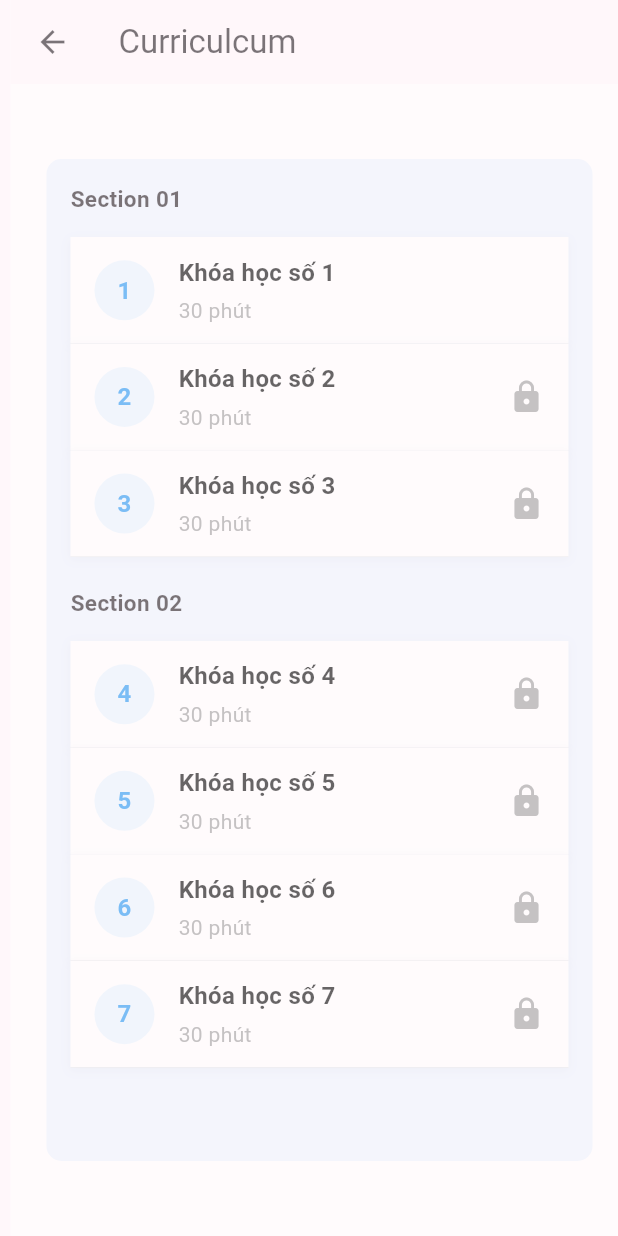
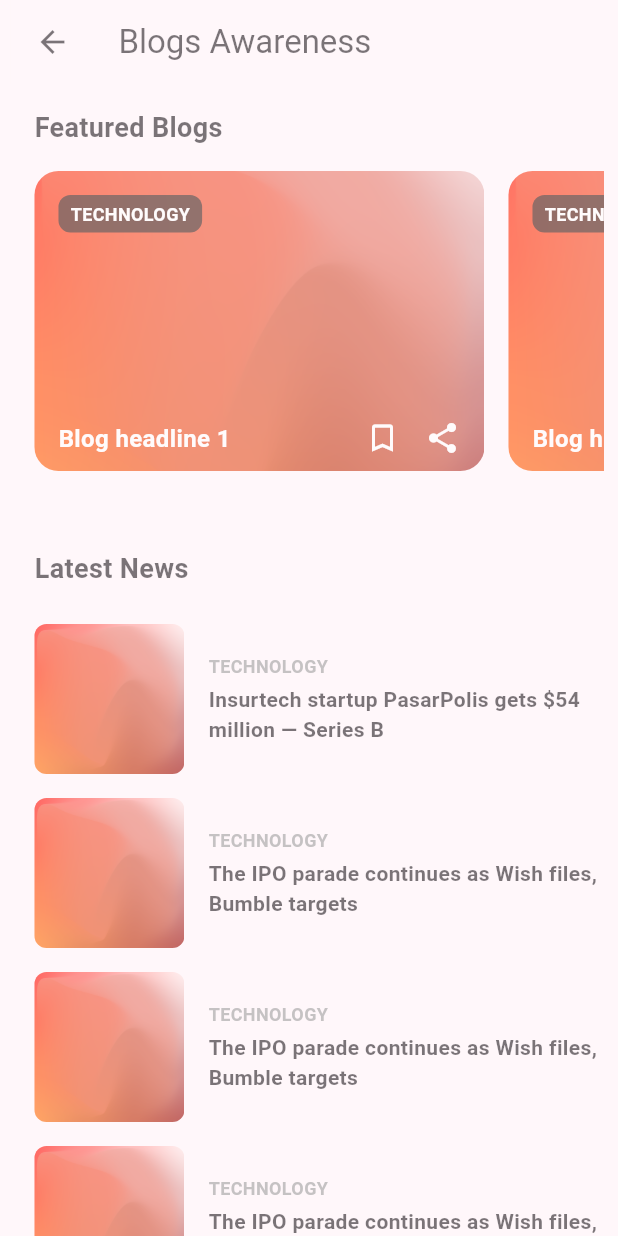
Before and after one commit to Bentanik/exe02_fe_mobile, a Flutter app: the screen it shows after launch, after a tap on "Personal Information", on a phone screen of 412 x 824 dp. Run offline on Flutter 3.47's test engine with Material 3 defaults, Android fonts, the phone set to English and light mode, and no system bars; our stand-ins replace expandable, flutter_svg, font_awesome_flutter.

Commit message:
finished blogs awareness

```diff
--- a/lib/common/widget/blog_card.dart
+++ b/lib/common/widget/blog_card.dart
@@ -1,96 +1,62 @@
 import 'package:flutter/material.dart';
 
 class BlogCard extends StatelessWidget {
-  final String imageUrl;
   final String category;
   final String title;
-  final bool isBookmarked;
+  final String imageUrl;
 
-  BlogCard({
-    required this.imageUrl,
+  const BlogCard({
+    Key? key,
     required this.category,
     required this.title,
-    this.isBookmarked = false,
-  });
+    required this.imageUrl,
+  }) : super(key: key);
 
   @override
   Widget build(BuildContext context) {
-    return Stack(
+    return Padding(
+      padding: const EdgeInsets.symmetric(horizontal: 16, vertical: 8),
+      child: Row(
         children: [
           Container(
-          width: 170,
-          margin: EdgeInsets.all(8),
+            height: 100,
+            width: 100,
             decoration: BoxDecoration(
-            color: Colors.white,
-            borderRadius: BorderRadius.circular(12),
-            boxShadow: [
-              BoxShadow(
-                color: Colors.grey.withOpacity(0.2),
-                spreadRadius: 1,
-                blurRadius: 5,
-                offset: Offset(0, 3),
+              borderRadius: BorderRadius.circular(8),
+              image: DecorationImage(
+                image: AssetImage(imageUrl),
+                fit: BoxFit.cover,
               ),
-            ],
             ),
+          ),
+          SizedBox(width: 16),
+          Expanded(
             child: Column(
               crossAxisAlignment: CrossAxisAlignment.start,
               children: [
-              // Hình ảnh
-              ClipRRect(
-                borderRadius: BorderRadius.vertical(top: Radius.circular(12)),
-                child: Container(
-                  height: 100,
-                  color: Colors.black,
-                  child: Image.asset(
-                    imageUrl,
-                    fit: BoxFit.cover,
-                    width: 170,
-                  ),
-                ),
-              ),
-              Padding(
-                padding: EdgeInsets.all(12),
-                child: Column(
-                  crossAxisAlignment: CrossAxisAlignment.start,
-                  children: [
-                    // Danh mục (category)
                 Text(
-                      category,
+                  category.toUpperCase(),
                   style: TextStyle(
                     fontSize: 12,
                     fontWeight: FontWeight.bold,
-                        color: Colors.orange,
+                    color: Colors.grey,
                   ),
                 ),
                 SizedBox(height: 4),
-                    // Tiêu đề chính
                 Text(
                   title,
                   style: TextStyle(
                     fontSize: 14,
                     fontWeight: FontWeight.bold,
-                        color: Colors.black87,
                   ),
                   maxLines: 2,
                   overflow: TextOverflow.ellipsis,
-                    ),
-                    Row(
-                      mainAxisAlignment: MainAxisAlignment.end,
-                      children: [
-                        Icon(
-                          isBookmarked ? Icons.bookmark : Icons.bookmark_outline,
-                          color: Colors.teal,
-                          size: 24,
-                        ),
-                      ],
                 ),
               ],
             ),
           ),
         ],
       ),
-        ),
-      ],
     );
   }
 }
--- /dev/null
+++ b/lib/common/widget/feature_blog_card.dart
@@ -0,0 +1,81 @@
+import 'package:flutter/material.dart';
+
+class FeatureBlogCard extends StatelessWidget {
+  final String category;
+  final String title;
+  final String imageUrl;
+
+  const FeatureBlogCard({
+    Key? key,
+    required this.category,
+    required this.title,
+    required this.imageUrl,
+  }) : super(key: key);
+
+  @override
+  Widget build(BuildContext context) {
+    return Container(
+      margin: EdgeInsets.only(right: 16),
+      width: 300,
+      child: Stack(
+        children: [
+          Container(
+            height: 200,
+            decoration: BoxDecoration(
+              borderRadius: BorderRadius.circular(16),
+              image: DecorationImage(
+                image: AssetImage(imageUrl), // Hình ảnh cho blog
+                fit: BoxFit.cover,
+              ),
+            ),
+          ),
+          Positioned(
+            top: 16,
+            left: 16,
+            child: Container(
+              padding: EdgeInsets.symmetric(horizontal: 8, vertical: 4),
+              decoration: BoxDecoration(
+                color: Colors.black.withOpacity(0.7),
+                borderRadius: BorderRadius.circular(8),
+              ),
+              child: Text(
+                category.toUpperCase(),
+                style: TextStyle(
+                  color: Colors.white,
+                  fontSize: 12,
+                  fontWeight: FontWeight.bold,
+                ),
+              ),
+            ),
+          ),
+          Positioned(
+            bottom: 30,
+            left: 16,
+            right: 16,
+            child: Text(
+              title,
+              style: TextStyle(
+                color: Colors.white,
+                fontSize: 16,
+                fontWeight: FontWeight.bold,
+              ),
+              maxLines: 2,
+              overflow: TextOverflow.ellipsis,
+            ),
+          ),
+          Positioned(
+            bottom: 30,
+            right: 16,
+            child: Row(
+              children: [
+                Icon(Icons.bookmark_border, color: Colors.white),
+                SizedBox(width: 16),
+                Icon(Icons.share, color: Colors.white),
+              ],
+            ),
+          ),
+        ],
+      ),
+    );
+  }
+}
--- /dev/null
+++ b/lib/common/widget/home_card.dart
@@ -0,0 +1,96 @@
+import 'package:flutter/material.dart';
+
+class HomeCard extends StatelessWidget {
+  final String imageUrl;
+  final String category;
+  final String title;
+  final bool isBookmarked;
+
+  HomeCard({
+    required this.imageUrl,
+    required this.category,
+    required this.title,
+    this.isBookmarked = false,
+  });
+
+  @override
+  Widget build(BuildContext context) {
+    return Stack(
+      children: [
+        Container(
+          width: 170,
+          margin: EdgeInsets.all(8),
+          decoration: BoxDecoration(
+            color: Colors.white,
+            borderRadius: BorderRadius.circular(12),
+            boxShadow: [
+              BoxShadow(
+                color: Colors.grey.withOpacity(0.2),
+                spreadRadius: 1,
+                blurRadius: 5,
+                offset: Offset(0, 3),
+              ),
+            ],
+          ),
+          child: Column(
+            crossAxisAlignment: CrossAxisAlignment.start,
+            children: [
+              // Hình ảnh
+              ClipRRect(
+                borderRadius: BorderRadius.vertical(top: Radius.circular(12)),
+                child: Container(
+                  height: 100,
+                  color: Colors.black,
+                  child: Image.asset(
+                    imageUrl,
+                    fit: BoxFit.cover,
+                    width: 170,
+                  ),
+                ),
+              ),
+              Padding(
+                padding: EdgeInsets.all(12),
+                child: Column(
+                  crossAxisAlignment: CrossAxisAlignment.start,
+                  children: [
+                    // Danh mục (category)
+                    Text(
+                      category,
+                      style: TextStyle(
+                        fontSize: 12,
+                        fontWeight: FontWeight.bold,
+                        color: Colors.orange,
+                      ),
+                    ),
+                    SizedBox(height: 4),
+                    // Tiêu đề chính
+                    Text(
+                      title,
+                      style: TextStyle(
+                        fontSize: 14,
+                        fontWeight: FontWeight.bold,
+                        color: Colors.black87,
+                      ),
+                      maxLines: 2,
+                      overflow: TextOverflow.ellipsis,
+                    ),
+                    Row(
+                      mainAxisAlignment: MainAxisAlignment.end,
+                      children: [
+                        Icon(
+                          isBookmarked ? Icons.bookmark : Icons.bookmark_outline,
+                          color: Colors.teal,
+                          size: 24,
+                        ),
+                      ],
+                    ),
+                  ],
+                ),
+              ),
+            ],
+          ),
+        ),
+      ],
+    );
+  }
+}
--- /dev/null
+++ b/lib/presentation/intro/pages/blogs_awareness.dart
@@ -0,0 +1,111 @@
+import 'package:exe02_fe_mobile/common/widget/blog_card.dart';
+import 'package:exe02_fe_mobile/common/widget/feature_blog_card.dart';
+import 'package:exe02_fe_mobile/core/configs/assets/app_images.dart';
+import 'package:flutter/material.dart';
+
+class BlogsAwareness extends StatelessWidget {
+  @override
+  Widget build(BuildContext context) {
+    final newsItems = [
+      {
+        'category': 'Technology',
+        'title':
+        'Insurtech startup PasarPolis gets \$54 million — Series B',
+        'imageUrl': AppImages.bg,
+      },
+      {
+        'category': 'Technology',
+        'title':
+        'The IPO parade continues as Wish files, Bumble targets',
+        'imageUrl': AppImages.bg,
+      },
+      {
+        'category': 'Technology',
+        'title':
+        'The IPO parade continues as Wish files, Bumble targets',
+        'imageUrl': AppImages.bg,
+      },
+      {
+        'category': 'Technology',
+        'title':
+        'The IPO parade continues as Wish files, Bumble targets',
+        'imageUrl': AppImages.bg,
+      },
+    ];
+
+    return Scaffold(
+      appBar: AppBar(title: const Text('Blogs Awareness')),
+      body: SingleChildScrollView(
+        child: Column(
+          crossAxisAlignment: CrossAxisAlignment.start,
+          children: [
+            // Featured Blogs Section
+            Padding(
+              padding: const EdgeInsets.all(16.0),
+              child: Column(
+                crossAxisAlignment: CrossAxisAlignment.start,
+                children: [
+                  Text(
+                    'Featured Blogs',
+                    style: TextStyle(
+                      fontSize: 18,
+                      fontWeight: FontWeight.bold,
+                    ),
+                  ),
+                  SizedBox(height: 16),
+                  Container(
+                    height: 220, // Chiều cao cố định cho blog container
+                    child: ListView.builder(
+                      scrollDirection: Axis.horizontal,
+                      itemCount: 5,
+                      itemBuilder: (context, index) {
+                        return FeatureBlogCard(
+                          category: 'Technology',
+                          title: 'Blog headline ${index + 1}',
+                          imageUrl: AppImages.bg,
+                        );
+                      },
+                    ),
+                  ),
+                ],
+              ),
+            ),
+            // Latest News Section
+            Padding(
+              padding: const EdgeInsets.only(top: 16),
+              child: Column(
+                crossAxisAlignment: CrossAxisAlignment.start,
+                children: [
+                  Padding(
+                    padding: const EdgeInsets.symmetric(horizontal: 16),
+                    child: Text(
+                      'Latest News',
+                      style: TextStyle(
+                        fontSize: 18,
+                        fontWeight: FontWeight.bold,
+                      ),
+                    ),
+                  ),
+                  SizedBox(height: 16),
+                  ListView.builder(
+                    itemCount: newsItems.length,
+                    shrinkWrap: true,
+                    physics: ClampingScrollPhysics(), // Không cuộn độc lập
+                    itemBuilder: (context, index) {
+                      final news = newsItems[index];
+                      return BlogCard(
+                        category: news['category']!,
+                        title: news['title']!,
+                        imageUrl: news['imageUrl']!,
+                      );
+                    },
+                  ),
+                ],
+              ),
+            ),
+          ],
+        ),
+      ),
+    );
+  }
+}
--- a/lib/presentation/intro/pages/get_started.dart
+++ b/lib/presentation/intro/pages/get_started.dart
@@ -1,10 +1,11 @@
 import 'package:exe02_fe_mobile/common/helpers/routes.dart';
-import 'package:exe02_fe_mobile/common/widget/blog_card.dart';
+import 'package:exe02_fe_mobile/common/widget/home_card.dart';
 import 'package:exe02_fe_mobile/common/widget/notification_card.dart';
 import 'package:exe02_fe_mobile/common/widget/profile_button.dart';
 import 'package:exe02_fe_mobile/common/widget/search_course_card.dart';
 import 'package:exe02_fe_mobile/core/configs/assets/app_images.dart';
-import 'package:exe02_fe_mobile/presentation/intro/pages/curriculcum.dart';
+import 'package:exe02_fe_mobile/presentation/intro/pages/blogs_awareness.dart';
+
 import 'package:flutter/material.dart';
 import 'package:font_awesome_flutter/font_awesome_flutter.dart';
 
@@ -23,7 +24,7 @@ class GetStartedPage extends StatelessWidget {
                 child: ListView(
               children: [
                 ProfileButton(
-                  onTap: () => Routes.navigateToPage(context, Curriculcum()),
+                  onTap: () => Routes.navigateToPage(context, BlogsAwareness()),
                   leading: const Icon(FontAwesomeIcons.user,
                       size: 20, color: Colors.black),
                   title: const Text('Personal Information'),
@@ -40,7 +41,7 @@ class GetStartedPage extends StatelessWidget {
                     title: 'Thong báo',
                     desc: 'Hôm nay là thứ 7',
                     leading: const Icon(Icons.person_outline)),
-                BlogCard(
+                HomeCard(
                   imageUrl: AppImages.bg,
                   category: "Awareness 2",
                   title: "Blog about awareness 1",
--- a/lib/presentation/intro/pages/home.dart
+++ b/lib/presentation/intro/pages/home.dart
@@ -1,5 +1,5 @@
 import 'package:exe02_fe_mobile/common/helpers/routes.dart';
-import 'package:exe02_fe_mobile/common/widget/blog_card.dart';
+import 'package:exe02_fe_mobile/common/widget/home_card.dart';
 import 'package:exe02_fe_mobile/common/widget/button.dart';
 import 'package:exe02_fe_mobile/common/widget/search_bar.dart';
 import 'package:exe02_fe_mobile/core/configs/assets/app_images.dart';
@@ -158,19 +158,19 @@ class Home extends StatelessWidget {
                 scrollDirection: Axis.horizontal,
                 child: Row(
                   children: [
-                    BlogCard(
+                    HomeCard(
                         imageUrl: AppImages.bg,
                         category: 'Security',
                         title: 'Security 1'),
-                    BlogCard(
+                    HomeCard(
                         imageUrl: AppImages.bg,
                         category: 'Security',
                         title: 'Security 1'),
-                    BlogCard(
+                    HomeCard(
                         imageUrl: AppImages.bg,
                         category: 'Security',
                         title: 'Security 1'),
-                    BlogCard(
+                    HomeCard(
                         imageUrl: AppImages.bg,
                         category: 'Security',
                         title: 'Security 1'),
```
Lines whose indentation alone changed are shown as unchanged.
